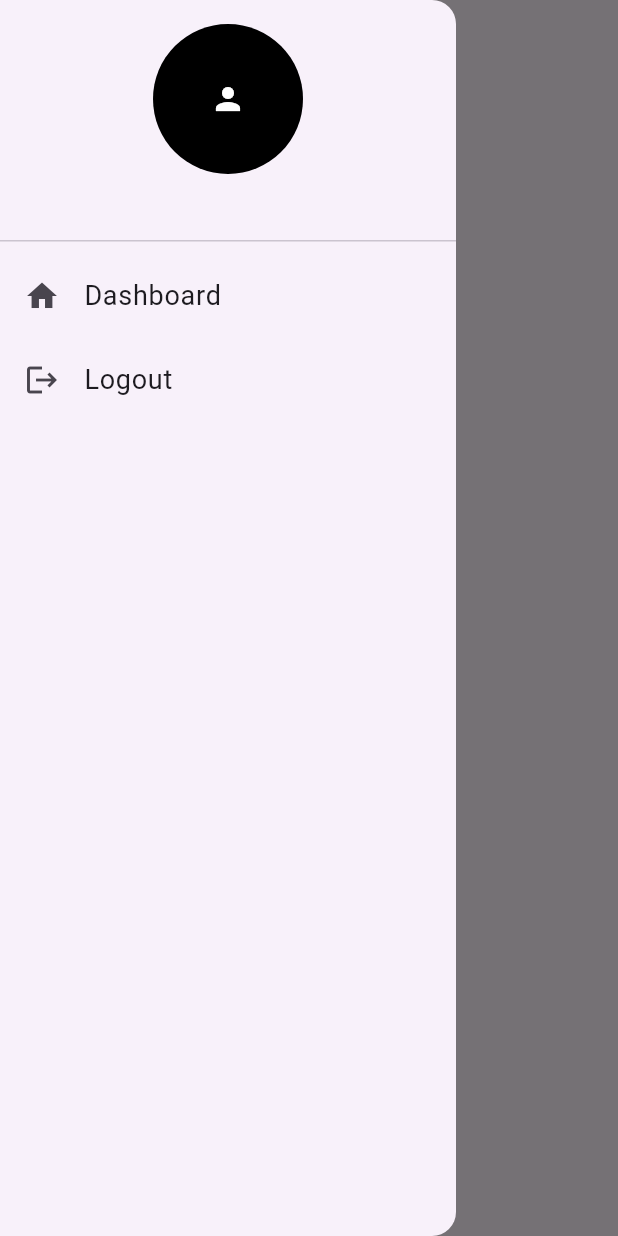
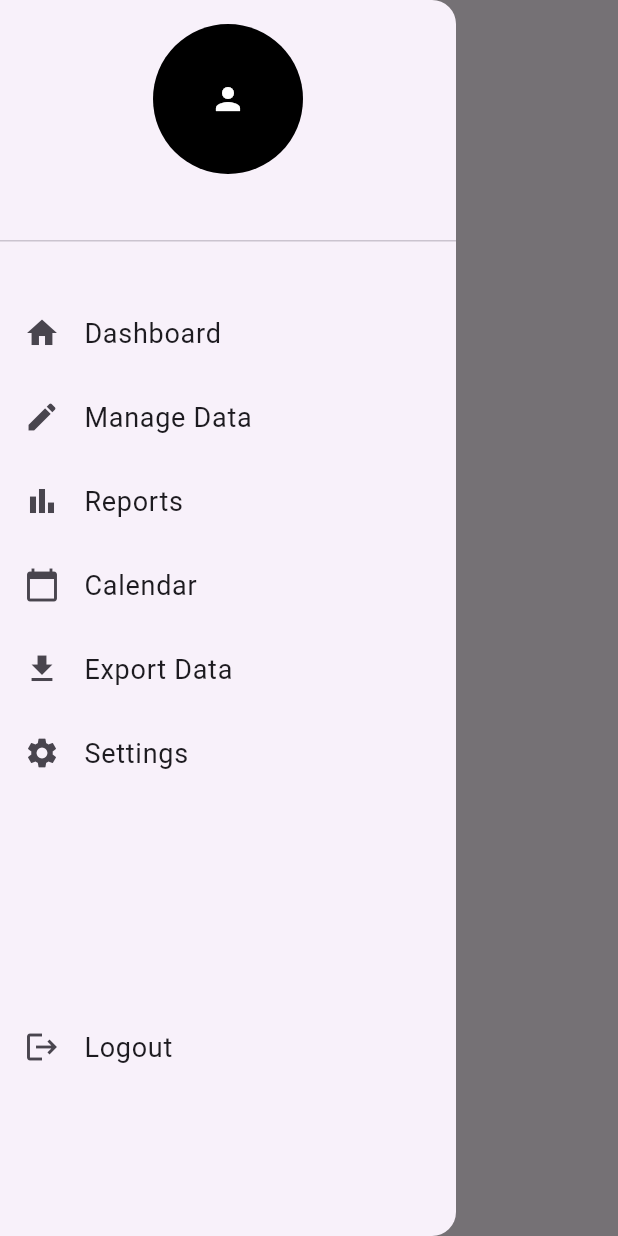
Before and after one commit to Wangu-Phillip/HenVision, a Flutter app: the screen it shows once a user with an empty profile is signed in, with the side drawer open, on a phone screen of 412 x 824 dp. Run offline on Flutter 3.47's test engine with Material 3 defaults, Android fonts, the phone set to English and light mode, and no system bars; our stand-ins replace firebase_auth, firebase_core; accounts and stored records are empty; network calls fail.

```diff
--- a/lib/features/authentication/controllers/auth_page.dart
+++ b/lib/features/authentication/controllers/auth_page.dart
@@ -18,7 +18,7 @@ class AuthPage extends StatelessWidget {
             }
             // User is not logged in
             else {
-              return Login();
+              return const Login();
             }
           },
       ),
--- a/lib/features/personalisation/views/admin/admin_dashboard.dart
+++ b/lib/features/personalisation/views/admin/admin_dashboard.dart
@@ -44,6 +44,9 @@ class _AdminDashboardState extends State<AdminDashboard> {
                 ),
               ),
 
+              const SizedBox(height: 25,),
+
+              // Dashboard
               const ListTile(
                 leading: Icon(Icons.home),
                 title: Text(
@@ -54,6 +57,69 @@ class _AdminDashboardState extends State<AdminDashboard> {
                 ),
               ),
 
+              // Manage Data
+              ListTile(
+                onTap: () => (), //navigateToManageData(), // Replace with your navigation logic
+                leading: const Icon(Icons.edit),
+                title: const Text(
+                  "Manage Data",
+                  style: TextStyle(
+                    fontSize: 18,
+                  ),
+                ),
+              ),
+
+              // Reports
+              ListTile(
+                onTap: () => (), //navigateToReports(), // Replace with your navigation logic
+                leading: const Icon(Icons.bar_chart),
+                title: const Text(
+                  "Reports",
+                  style: TextStyle(
+                    fontSize: 18,
+                  ),
+                ),
+              ),
+
+              // Calendar
+              ListTile(
+                onTap: () => (), //navigateToCalendar(), // Replace with your navigation logic
+                leading: const Icon(Icons.calendar_today),
+                title: const Text(
+                  "Calendar",
+                  style: TextStyle(
+                    fontSize: 18,
+                  ),
+                ),
+              ),
+
+              // Export Data
+              ListTile(
+                onTap: () => (), //navigateToExportData(), // Replace with your navigation logic
+                leading: const Icon(Icons.download),
+                title: const Text(
+                  "Export Data",
+                  style: TextStyle(
+                    fontSize: 18,
+                  ),
+                ),
+              ),
+
+              // Settings
+              ListTile(
+                onTap: () =>  (), //navigateToSettings(), // Replace with your navigation logic
+                leading: const Icon(Icons.settings),
+                title: const Text(
+                  "Settings",
+                  style: TextStyle(
+                    fontSize: 18,
+                  ),
+                ),
+              ),
+
+              const SizedBox(height: 140,),
+
+              // Logout
               ListTile(
                 onTap: logoutUser,
                 leading: const Icon(Icons.logout),
@@ -68,6 +134,7 @@ class _AdminDashboardState extends State<AdminDashboard> {
             ],
           ),
 
+
         ),
       ),
     );
```
Also changed, not shown: lib/features/personalisation/views/forgot_password.dart (+32 -19 lines), lib/features/personalisation/views/login.dart (+79 -9 lines). Lines whose indentation alone changed are shown as unchanged.
